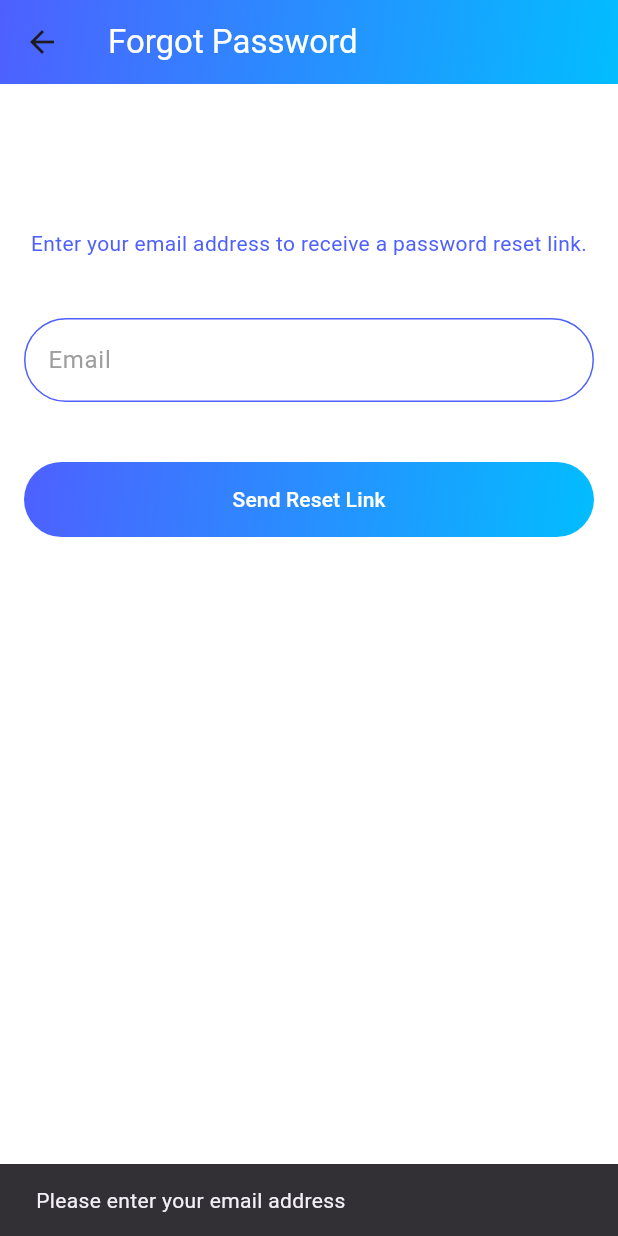
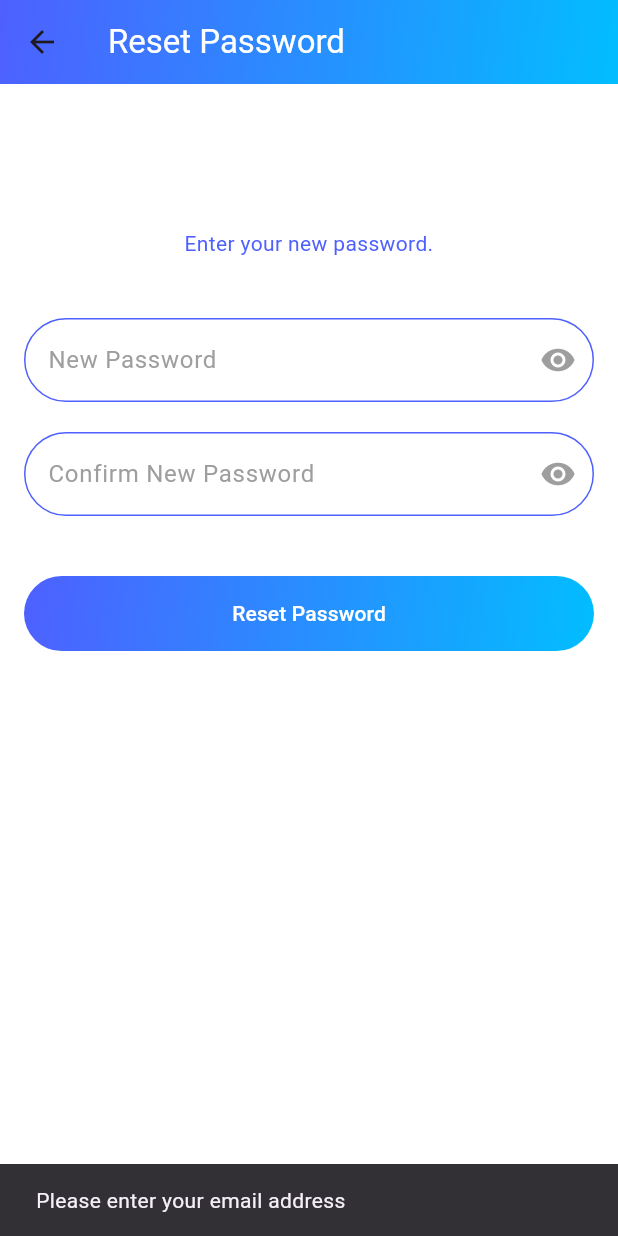
Before and after one commit to mdyasinahmed/app.uniKernel, a Flutter app: the ForgotPasswordPage screen opened directly, after a tap on "Send Reset Link", on a phone screen of 412 x 824 dp. Run offline on Flutter 3.47's test engine with Material 3 defaults, Android fonts, the light colour scheme and no system bars.

Commit message:
add app password reset page

```diff
--- a/uniKernel/lib/forgot_password_page.dart
+++ b/uniKernel/lib/forgot_password_page.dart
@@ -1,4 +1,5 @@
 import 'package:flutter/material.dart';
+import 'package:unikernel/password_reset_page.dart';
 
 class ForgotPasswordPage extends StatefulWidget {
   @override
@@ -88,6 +89,10 @@ class _ForgotPasswordPageState extends State<ForgotPasswordPage> {
                         SnackBar(content: Text('Please enter your email address')),
                       );
                     }
+                    Navigator.push(
+                      context,
+                      MaterialPageRoute(builder: (context) => PasswordResetPage()),
+                    );
                   },
                   child: Text(
                     'Send Reset Link',
--- /dev/null
+++ b/uniKernel/lib/password_reset_page.dart
@@ -0,0 +1,168 @@
+import 'package:flutter/material.dart';
+
+class PasswordResetPage extends StatefulWidget {
+  @override
+  _PasswordResetPageState createState() => _PasswordResetPageState();
+}
+
+class _PasswordResetPageState extends State<PasswordResetPage> {
+  final TextEditingController _newPasswordController = TextEditingController();
+  final TextEditingController _confirmPasswordController = TextEditingController();
+  bool _obscureNewPassword = true;
+  bool _obscureConfirmPassword = true;
+
+  @override
+  Widget build(BuildContext context) {
+    return Scaffold(
+      backgroundColor: Colors.white,
+      appBar: AppBar(
+        title: Text(
+          'Reset Password',
+          style: TextStyle(color: Colors.white),
+        ),
+        flexibleSpace: Container(
+          decoration: BoxDecoration(
+            gradient: LinearGradient(
+              colors: [Color(0xFF4E60FF), Color(0xFF02BDFF)],
+              begin: Alignment.topLeft,
+              end: Alignment.bottomRight,
+            ),
+          ),
+        ),
+      ),
+      body: Padding(
+        padding: const EdgeInsets.all(16.0),
+        child: SingleChildScrollView(
+          child: Column(
+            mainAxisAlignment: MainAxisAlignment.center,
+            children: [
+              SizedBox(height: 80),
+              Text(
+                'Enter your new password.',
+                textAlign: TextAlign.center,
+                style: TextStyle(color: Color(0xFF4E60FF)),
+              ),
+              SizedBox(height: 40),
+              TextField(
+                controller: _newPasswordController,
+                obscureText: _obscureNewPassword,
+                decoration: InputDecoration(
+                  labelText: 'New Password',
+                  labelStyle: TextStyle(color: Colors.grey),
+                  hintText: 'Enter new password',
+                  hintStyle: TextStyle(color: Colors.grey),
+                  fillColor: Colors.white,
+                  filled: true,
+                  enabledBorder: OutlineInputBorder(
+                    borderRadius: BorderRadius.circular(30.0),
+                    borderSide: BorderSide(color: Color(0xFF4E60FF)),
+                  ),
+                  focusedBorder: OutlineInputBorder(
+                    borderRadius: BorderRadius.circular(30.0),
+                    borderSide: BorderSide(color: Color(0xFF4E60FF)),
+                  ),
+                  suffixIcon: IconButton(
+                    icon: Icon(
+                      _obscureNewPassword ? Icons.visibility : Icons.visibility_off,
+                      color: Colors.grey,
+                    ),
+                    onPressed: () {
+                      setState(() {
+                        _obscureNewPassword = !_obscureNewPassword;
+                      });
+                    },
+                  ),
+                ),
+                style: TextStyle(color: Color(0xFF4E60FF)),
+              ),
+              SizedBox(height: 20),
+              TextField(
+                controller: _confirmPasswordController,
+                obscureText: _obscureConfirmPassword,
+                decoration: InputDecoration(
+                  labelText: 'Confirm New Password',
+                  labelStyle: TextStyle(color: Colors.grey),
+                  hintText: 'Re-enter new password',
+                  hintStyle: TextStyle(color: Colors.grey),
+                  fillColor: Colors.white,
+                  filled: true,
+                  enabledBorder: OutlineInputBorder(
+                    borderRadius: BorderRadius.circular(30.0),
+                    borderSide: BorderSide(color: Color(0xFF4E60FF)),
+                  ),
+                  focusedBorder: OutlineInputBorder(
+                    borderRadius: BorderRadius.circular(30.0),
+                    borderSide: BorderSide(color: Color(0xFF4E60FF)),
+                  ),
+                  suffixIcon: IconButton(
+                    icon: Icon(
+                      _obscureConfirmPassword ? Icons.visibility : Icons.visibility_off,
+                      color: Colors.grey,
+                    ),
+                    onPressed: () {
+                      setState(() {
+                        _obscureConfirmPassword = !_obscureConfirmPassword;
+                      });
+                    },
+                  ),
+                ),
+                style: TextStyle(color: Color(0xFF4E60FF)),
+              ),
+              SizedBox(height: 40),
+              Container(
+                width: double.infinity,
+                height: 50,
+                decoration: BoxDecoration(
+                  gradient: LinearGradient(
+                    colors: [Color(0xFF4E60FF), Color(0xFF02BDFF)],
+                    begin: Alignment.topLeft,
+                    end: Alignment.bottomRight,
+                  ),
+                  borderRadius: BorderRadius.circular(30.0),
+                ),
+                child: ElevatedButton(
+                  onPressed: () {
+                    String newPassword = _newPasswordController.text;
+                    String confirmPassword = _confirmPasswordController.text;
+
+                    if (newPassword.isNotEmpty && confirmPassword.isNotEmpty) {
+                      if (newPassword == confirmPassword) {
+                        // Handle password reset logic here
+                        ScaffoldMessenger.of(context).showSnackBar(
+                          SnackBar(content: Text('Password has been reset successfully')),
+                        );
+                        Navigator.pop(context); // Navigate back after submission
+                      } else {
+                        // Show error if passwords do not match
+                        ScaffoldMessenger.of(context).showSnackBar(
+                          SnackBar(content: Text('Passwords do not match')),
+                        );
+                      }
+                    } else {
+                      // Show error if any field is empty
+                      ScaffoldMessenger.of(context).showSnackBar(
+                        SnackBar(content: Text('Please fill in both fields')),
+                      );
+                    }
+                  },
+                  child: Text(
+                    'Reset Password',
+                    style: TextStyle(color: Colors.white),
+                  ),
+                  style: ElevatedButton.styleFrom(
+                    backgroundColor: Colors.transparent,
+                    shadowColor: Colors.transparent,
+                    shape: RoundedRectangleBorder(
+                      borderRadius: BorderRadius.circular(30.0),
+                    ),
+                  ),
+                ),
+              ),
+              SizedBox(height: 40),
+            ],
+          ),
+        ),
+      ),
+    );
+  }
+}
--- a/uniKernel/lib/university_id_page.dart
+++ b/uniKernel/lib/university_id_page.dart
@@ -1,5 +1,5 @@
 import 'package:flutter/material.dart';
-import 'schedule_selection_page.dart';
+import 'pages/schedule_selection_page.dart';
 
 class UniversityIdPage extends StatelessWidget {
   @override
--- a/uniKernel/lib/welcome_page.dart
+++ b/uniKernel/lib/welcome_page.dart
@@ -40,10 +40,10 @@ class _WelcomePageState extends State<WelcomePage> {
               child: Column(
                 children: [
                   Text(
-                    'Powered By',
-                    style: TextStyle(color: Colors.grey),
+                    'POWERED BY',
+                    style: TextStyle(color: Colors.grey, fontWeight: FontWeight.bold),
                   ),
-                  SizedBox(height: 10),
+                  SizedBox(height: 5),
                   SizedBox(
                     width: 100,
                     height: 80,
```
Also changed, not shown: uniKernel/lib/pages/schedule_selection_page.dart (renamed from uniKernel/lib/schedule_selection_page.dart), uniKernel/lib/pages/todays_schedule_page.dart (renamed from uniKernel/lib/todays_schedule_page.dart), uniKernel/lib/pages/weekly_schedule_page.dart (renamed from uniKernel/lib/weekly_schedule_page.dart).
